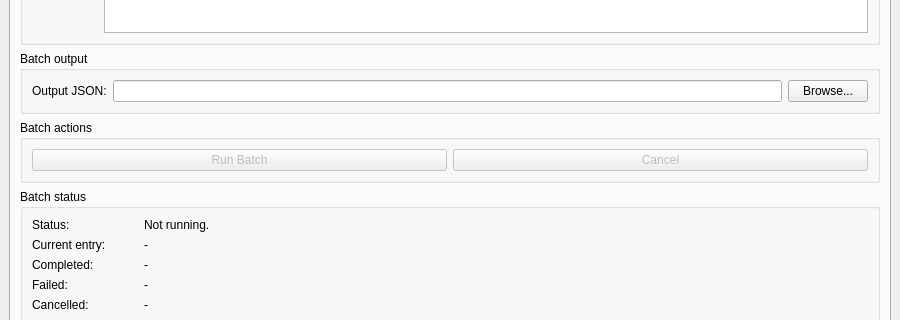
drbilbobaggins/CryptoBenchmark, file src/gui/MainWindow.ui: the form before one commit; both pictures show x 0 to 900 and y 243 to 563 of the 900 by 650 pixel window.
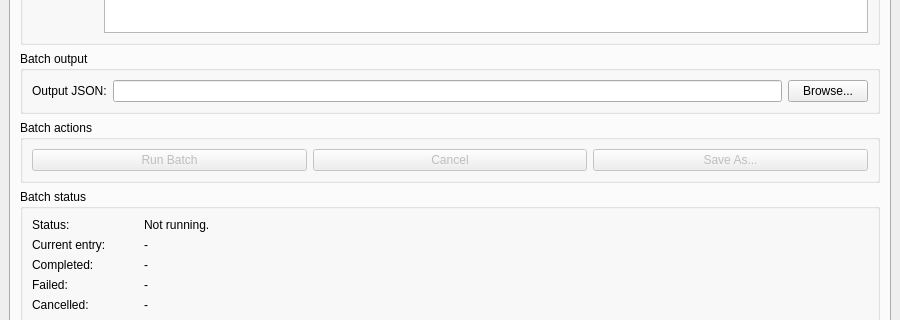
The form after the commit. The open tabs and pages were chosen to show the change.

Commit message: Add M13 batch recovery and close workflow

Patch:
```diff
--- a/src/gui/MainWindow.ui
+++ b/src/gui/MainWindow.ui
@@ -323,6 +323,7 @@
           <layout class="QHBoxLayout" name="batchActionsLayout">
            <item><widget class="QPushButton" name="batchRunButton"><property name="enabled"><bool>false</bool></property><property name="text"><string>Run Batch</string></property></widget></item>
            <item><widget class="QPushButton" name="batchCancelButton"><property name="enabled"><bool>false</bool></property><property name="text"><string>Cancel</string></property></widget></item>
+           <item><widget class="QPushButton" name="batchSaveAsButton"><property name="enabled"><bool>false</bool></property><property name="text"><string>Save As...</string></property></widget></item>
           </layout>
          </widget>
         </item>
```
The commit also changes 3 other files.
